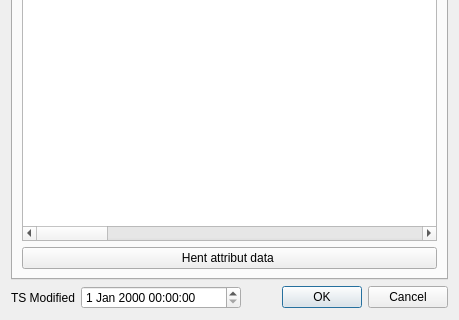
Qt form sweco_park/attributes.ui (bvthomsen/Sweco-park-til-QGIS) before a commit; both pictures show x 0 to 459 and y 418 to 738 of the 459 by 738 pixel window.
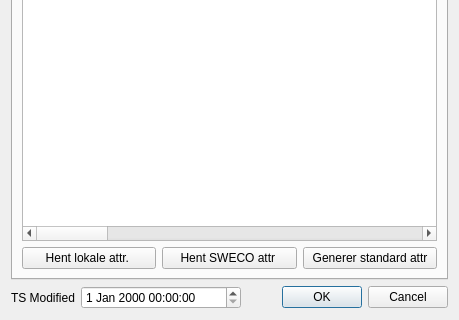
The same form after that commit. The open tabs and pages were chosen to show the change. Custom widgets are drawn as their Qt base class.

Commit message: Tre knapper i attributes dialog

Patch:
```diff
--- a/sweco_park/attributes.ui
+++ b/sweco_park/attributes.ui
@@ -303,11 +303,29 @@
         </widget>
        </item>
        <item>
-        <widget class="QPushButton" name="pbGetAttributeData">
-         <property name="text">
-          <string>Hent attribut data </string>
-         </property>
-        </widget>
+        <layout class="QHBoxLayout" name="horizontalLayout_2">
+         <item>
+          <widget class="QPushButton" name="pbGetAttributeDataLocal">
+           <property name="text">
+            <string>Hent lokale attr. </string>
+           </property>
+          </widget>
+         </item>
+         <item>
+          <widget class="QPushButton" name="pbGetAttributeDataSweco">
+           <property name="text">
+            <string>Hent SWECO attr </string>
+           </property>
+          </widget>
+         </item>
+         <item>
+          <widget class="QPushButton" name="pbGetAttributeDataDefault">
+           <property name="text">
+            <string>Generer standard attr</string>
+           </property>
+          </widget>
+         </item>
+        </layout>
        </item>
       </layout>
      </widget>
```
Left out of the diff: 2 changed lines with no effect on the pictures. The commit also changes 2 other files.
